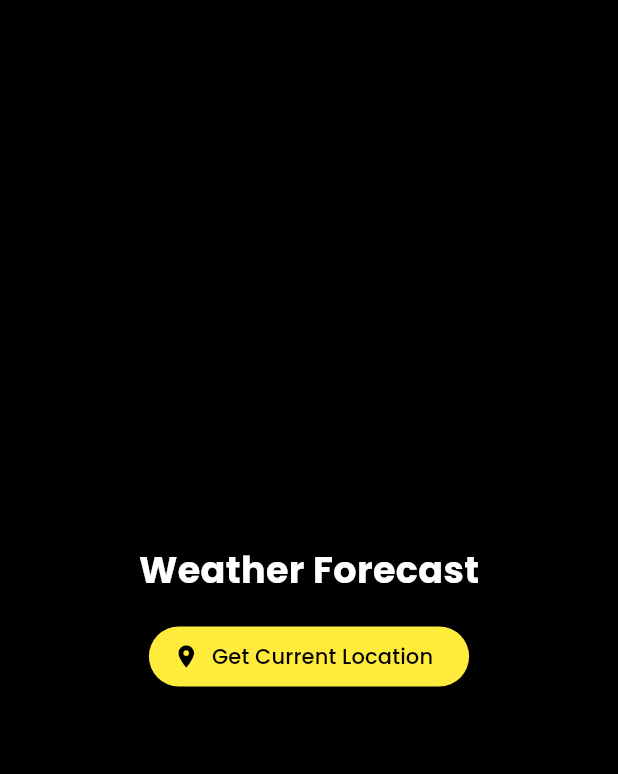
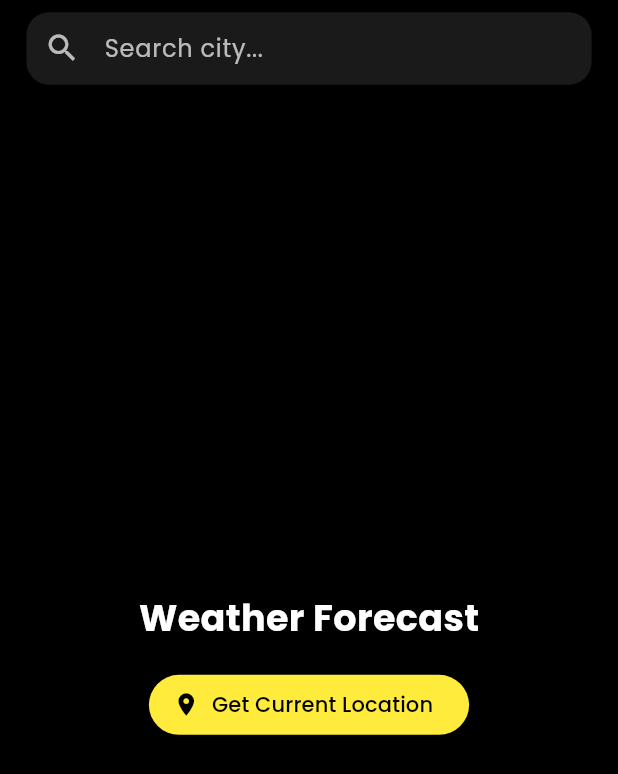
Before and after one commit to Firaolgosa/weather, a Flutter app: the screen it shows after launch, on a phone screen of 412 x 824 dp. Shown: the top 774 px of the screen. Run offline on Flutter 3.47's test engine with Material 3 defaults, Android fonts, the phone set to English and light mode, and no system bars; our stand-ins replace dio, fl_chart, flutter_bloc, flutter_screenutil, freezed_annotation, get_it and 2 more.

Commit message:
searching_for_cities

```diff
--- a/lib/features/weather/presentation/pages/weather_page.dart
+++ b/lib/features/weather/presentation/pages/weather_page.dart
@@ -10,6 +10,7 @@ import '../cubit/weather_state.dart';
 import '../widgets/weather_gauge.dart';
 import '../widgets/hourly_forecast.dart';
 import '../widgets/precipitation_chart.dart';
+import '../widgets/city_search_bar.dart';
 
 class WeatherPage extends StatelessWidget {
   const WeatherPage({super.key});
@@ -19,6 +20,10 @@ class WeatherPage extends StatelessWidget {
     return Scaffold(
       backgroundColor: Colors.black,
       body: SafeArea(
+        child: Column(
+          children: [
+            const CitySearchBar(),
+            Expanded(
               child: BlocBuilder<WeatherCubit, WeatherState>(
                 builder: (context, state) {
                   return state.when(
@@ -30,6 +35,9 @@ class WeatherPage extends StatelessWidget {
                     error: (message) => _buildErrorState(context, message),
                   );
                 },
+              ),
+            ),
+          ],
         ),
       ),
     );
--- /dev/null
+++ b/lib/features/weather/presentation/widgets/city_search_bar.dart
@@ -0,0 +1,35 @@
+import 'package:flutter/material.dart';
+import 'package:flutter_bloc/flutter_bloc.dart';
+import 'package:flutter_screenutil/flutter_screenutil.dart';
+import 'package:google_fonts/google_fonts.dart';
+import '../cubit/weather_cubit.dart';
+
+class CitySearchBar extends StatelessWidget {
+  const CitySearchBar({super.key});
+
+  @override
+  Widget build(BuildContext context) {
+    return Container(
+      margin: EdgeInsets.symmetric(horizontal: 16.w, vertical: 8.h),
+      decoration: BoxDecoration(
+        color: Colors.white.withOpacity(0.1),
+        borderRadius: BorderRadius.circular(15.r),
+      ),
+      child: TextField(
+        style: GoogleFonts.poppins(color: Colors.white),
+        decoration: InputDecoration(
+          hintText: 'Search city...',
+          hintStyle: GoogleFonts.poppins(color: Colors.white70),
+          prefixIcon: const Icon(Icons.search, color: Colors.white70),
+          border: InputBorder.none,
+          contentPadding: EdgeInsets.symmetric(horizontal: 16.w, vertical: 12.h),
+        ),
+        onSubmitted: (value) {
+          if (value.isNotEmpty) {
+            context.read<WeatherCubit>().getWeatherByCity(value);
+          }
+        },
+      ),
+    );
+  }
+}
```
Lines whose indentation alone changed are shown as unchanged.
